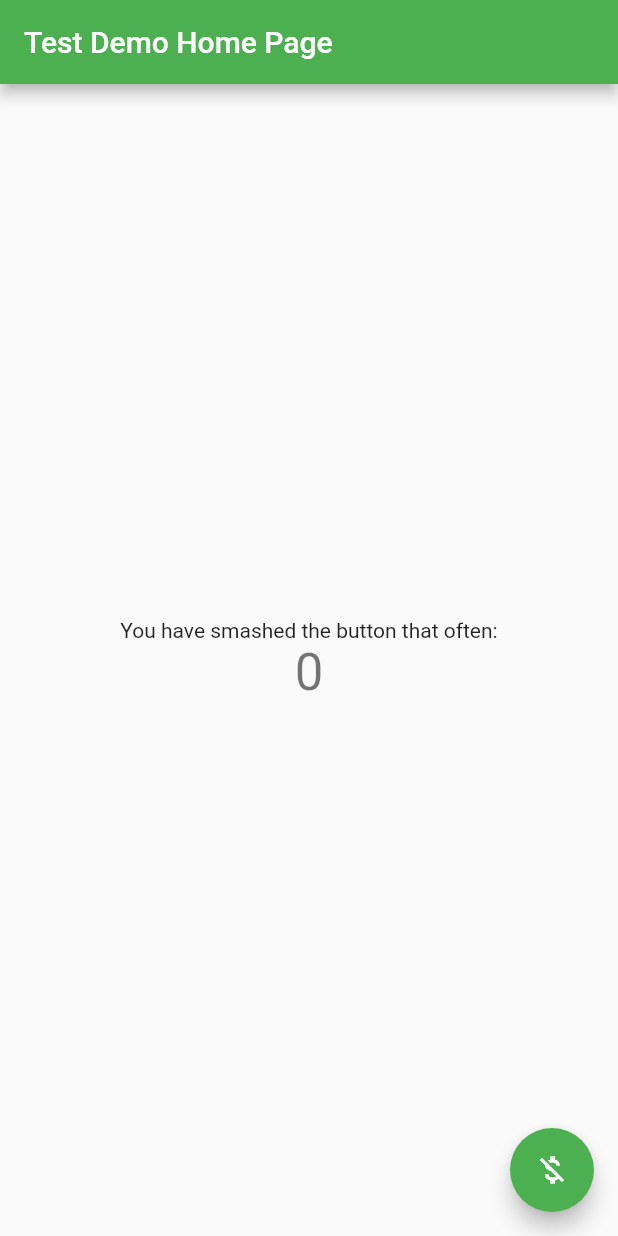
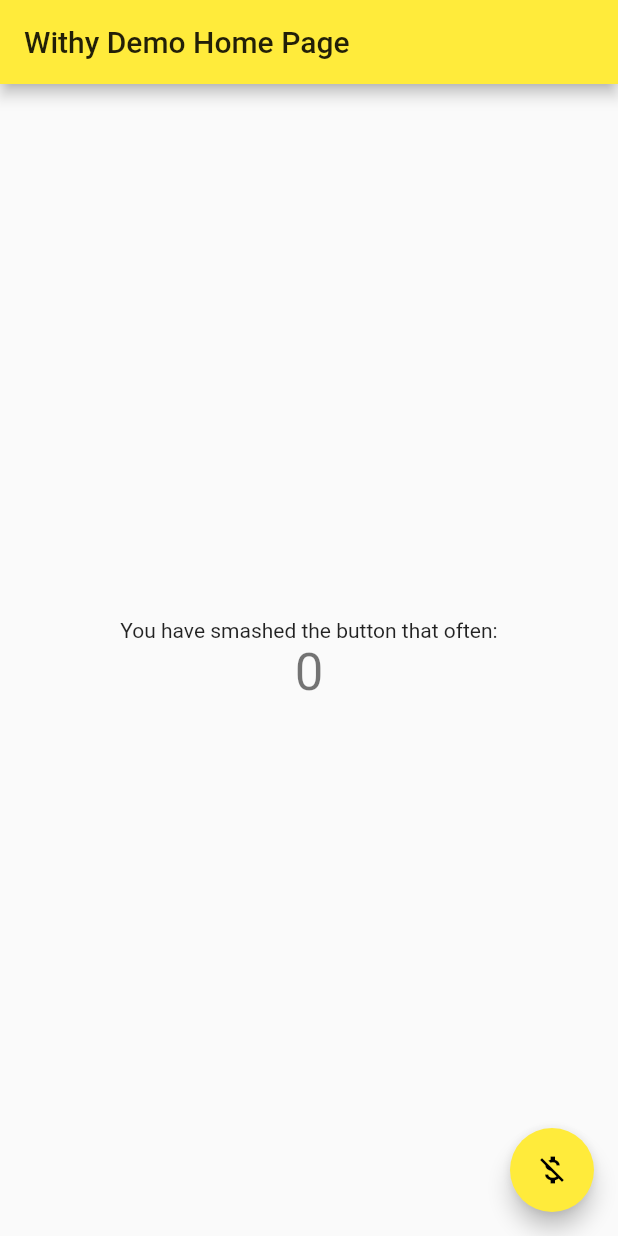
Before and after one commit to wadthyk/flutter_test_github_wadthy_01, a Flutter app: the screen it shows after launch, on a phone screen of 412 x 824 dp. Run offline on Flutter 3.47's test engine with Material 2 defaults, Android fonts, the phone set to English and light mode, and no system bars.

Commit message:
design_change_yellow

```diff
--- a/lib/main.dart
+++ b/lib/main.dart
@@ -20,13 +20,13 @@ class MyApp extends StatelessWidget {
         // or simply save your changes to "hot reload" in a Flutter IDE).
         // Notice that the counter didn't reset back to zero; the application
         // is not restarted.
-        primarySwatch: Colors.green,
+        primarySwatch: Colors.yellow,
         // This makes the visual density adapt to the platform that you run
         // the app on. For desktop platforms, the controls will be smaller and
         // closer together (more dense) than on mobile platforms.
         visualDensity: VisualDensity.adaptivePlatformDensity,
       ),
-      home: MyHomePage(title: 'Test Demo Home Page'),
+      home: MyHomePage(title: 'Withy Demo Home Page'),
     );
   }
 }
```
